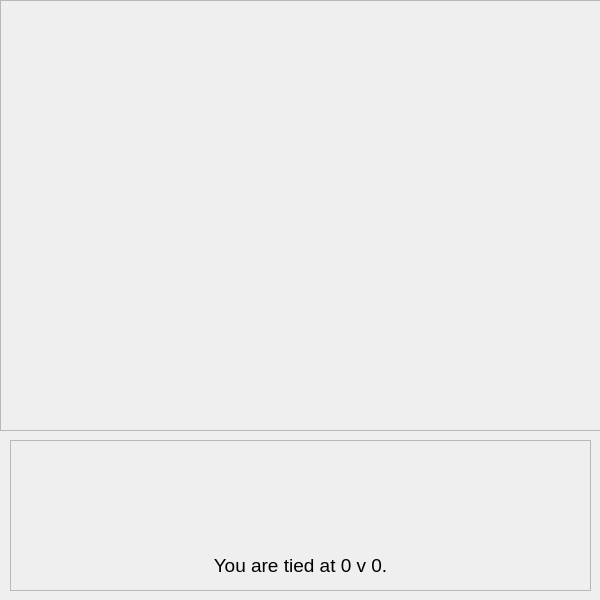
First picture: the form in src/ui/Game.ui, repository J0w03L/QtRPSLS, before the edit.
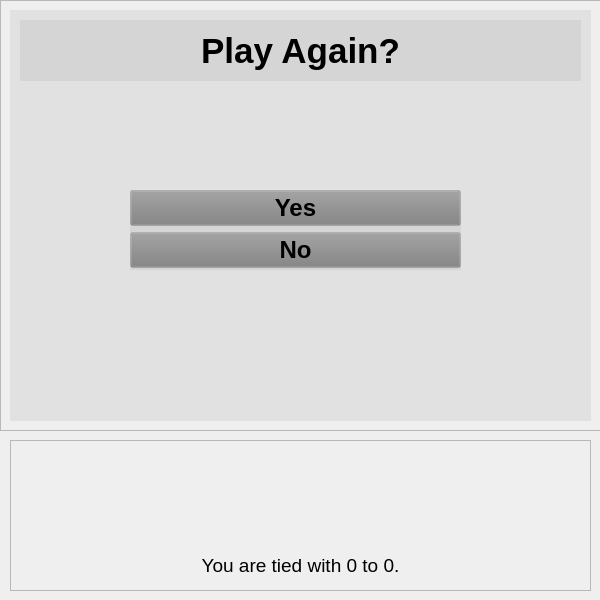
Second picture: the form after the edit. The open tabs and pages were chosen to show the change. Icons and pictures are not drawn.

Commit message: Round end/replay.

Patch:
```diff
--- a/src/ui/Game.ui
+++ b/src/ui/Game.ui
@@ -210,7 +210,74 @@
       </property>
      </widget>
     </widget>
-    <widget class="QWidget" name="replayWidget"/>
+    <widget class="QWidget" name="replayWidget">
+     <property name="styleSheet">
+      <string notr="true">background-color:rgba(128,128,128,32);</string>
+     </property>
+     <widget class="QLabel" name="playAgainLabel">
+      <property name="geometry">
+       <rect>
+        <x>10</x>
+        <y>10</y>
+        <width>561</width>
+        <height>61</height>
+       </rect>
+      </property>
+      <property name="font">
+       <font>
+        <family>Arial</family>
+        <pointsize>26</pointsize>
+        <bold>true</bold>
+       </font>
+      </property>
+      <property name="text">
+       <string>Play Again?</string>
+      </property>
+      <property name="alignment">
+       <set>Qt::AlignmentFlag::AlignCenter</set>
+      </property>
+     </widget>
+     <widget class="QWidget" name="verticalLayoutWidget">
+      <property name="geometry">
+       <rect>
+        <x>120</x>
+        <y>180</y>
+        <width>331</width>
+        <height>80</height>
+       </rect>
+      </property>
+      <layout class="QVBoxLayout" name="verticalLayout">
+       <item>
+        <widget class="QPushButton" name="playAgainYesButton">
+         <property name="font">
+          <font>
+           <family>Arial</family>
+           <pointsize>18</pointsize>
+           <bold>true</bold>
+          </font>
+         </property>
+         <property name="text">
+          <string>Yes</string>
+         </property>
+        </widget>
+       </item>
+       <item>
+        <widget class="QPushButton" name="playAgainNoButton">
+         <property name="font">
+          <font>
+           <family>Arial</family>
+           <pointsize>18</pointsize>
+           <bold>true</bold>
+          </font>
+         </property>
+         <property name="text">
+          <string>No</string>
+         </property>
+        </widget>
+       </item>
+      </layout>
+     </widget>
+    </widget>
    </widget>
   </widget>
   <widget class="QFrame" name="hud">
@@ -417,7 +484,7 @@
      </font>
     </property>
     <property name="text">
-     <string>You are tied at 0 v 0.</string>
+     <string>You are tied with 0 to 0.</string>
     </property>
     <property name="alignment">
      <set>Qt::AlignmentFlag::AlignCenter</set>
```
Left out of the diff: 2 changed lines with no effect on the pictures. The commit also changes 2 other files.
